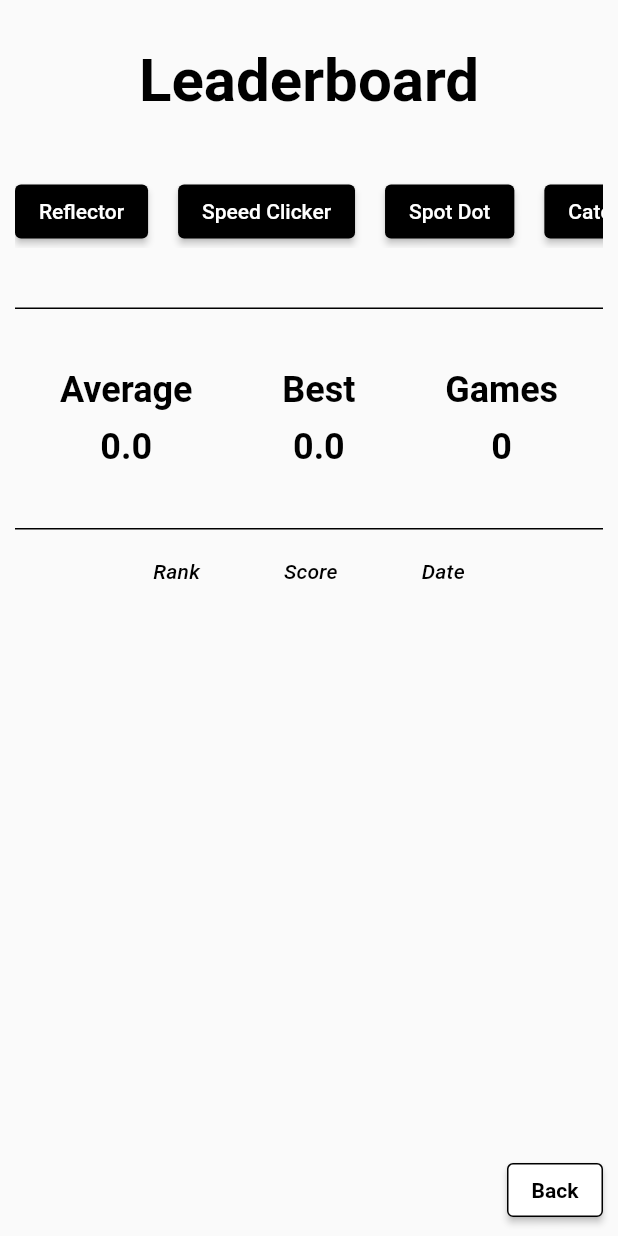
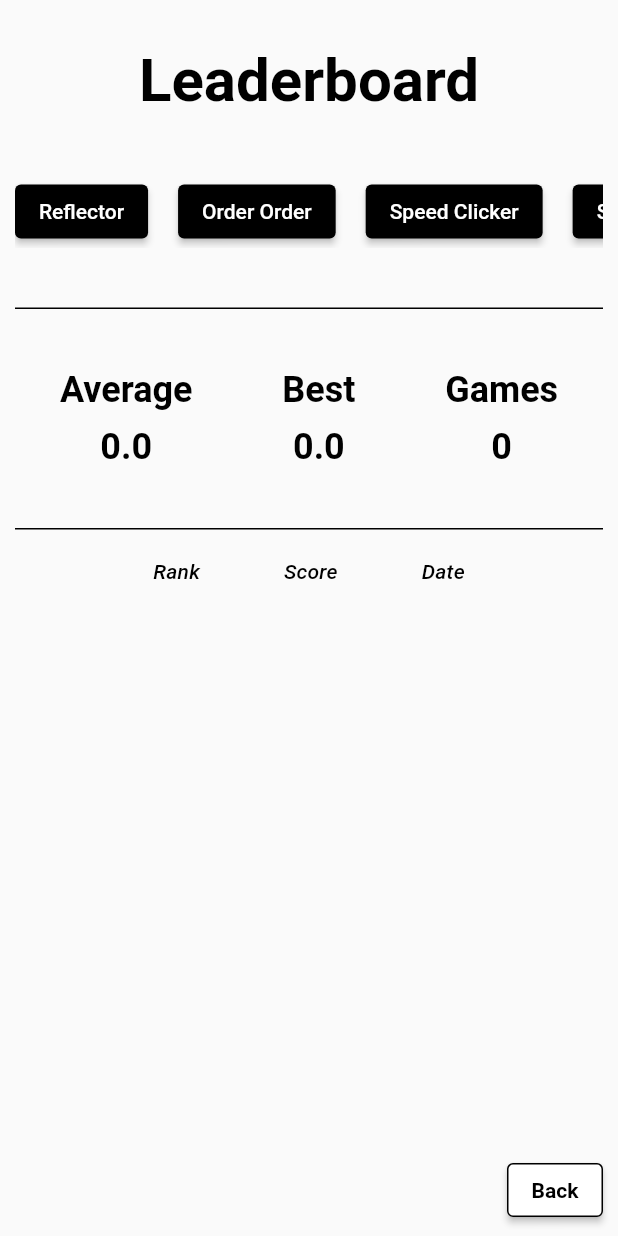
Before and after one commit to DakshDB/iambored, a Flutter app: the Leaderboard screen opened directly, on a phone screen of 412 x 824 dp. Run offline on Flutter 3.47's test engine with Material 2 defaults, Android fonts, the phone set to English and light mode, and no system bars; our stand-ins replace cherry_toast, localstorage.

Commit message:
Order Order Game: leaderboard

```diff
--- a/lib/Leaderboard/home.dart
+++ b/lib/Leaderboard/home.dart
@@ -92,6 +92,20 @@ class _LeaderboardState extends State<Leaderboard> {
                                   getData(game);
                                 },
                                 child: const Text('Reflector'),
+                              ),
+                              const SizedBox(
+                                width: 20,
+                              ),
+                              ElevatedButton(
+                                style: ElevatedButton.styleFrom(
+                                  foregroundColor: Colors.white,
+                                  backgroundColor: Colors.black,
+                                ),
+                                onPressed: () {
+                                  var game = 'order_order';
+                                  getData(game);
+                                },
+                                child: const Text('Order Order'),
                               ),
                               const SizedBox(
                                 width: 20,
```
